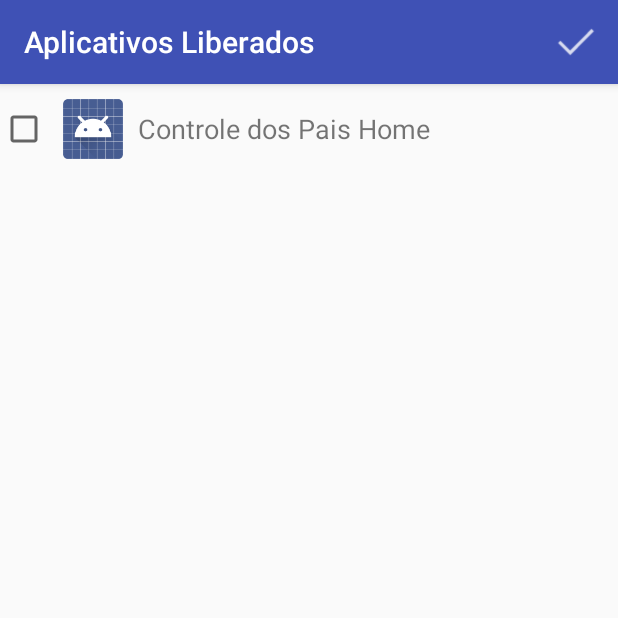
After one commit to moraisvinny/ControledosPais, an Android app: the AppsLiberadosActivity screen opened directly, with no data from a screen before it, on a phone screen of 412 x 824 dp, the top half of it. The commit adds this screen. Run offline under Robolectric (Android 15) with nearby library versions, the phone set to English and light mode, and no system bars.

Commit message:
cadastro e utilizacao dos apps liberados

```diff
--- a/app/src/main/AndroidManifest.xml
+++ b/app/src/main/AndroidManifest.xml
@@ -28,6 +28,8 @@
             android:label="Configurações" />
         <activity android:name=".ConfereSenhaActivity"
             android:label="Controle de Acesso"/>
+        <activity android:name=".AppsLiberadosActivity"
+            android:label="Aplicativos Liberados" />
     </application>
 
 </manifest>
--- /dev/null
+++ b/app/src/main/java/com/estilotech/controledospais/AppsLiberadosActivity.java
@@ -0,0 +1,139 @@
+package com.estilotech.controledospais;
+
+import android.content.Intent;
+import android.content.pm.PackageManager;
+import android.content.pm.ResolveInfo;
+import android.os.Bundle;
+import android.support.annotation.NonNull;
+import android.support.annotation.Nullable;
+import android.support.v7.app.AppCompatActivity;
+import android.view.Menu;
+import android.view.MenuItem;
+import android.view.View;
+import android.view.ViewGroup;
+import android.widget.ArrayAdapter;
+import android.widget.CheckBox;
+import android.widget.CompoundButton;
+import android.widget.ImageView;
+import android.widget.ListView;
+import android.widget.TextView;
+
+import com.estilotech.controledospais.common.AppVO;
+import com.estilotech.controledospais.dao.AppDAO;
+
+import java.util.ArrayList;
+import java.util.List;
+
+/**
+ * Created by vinic on 17/06/2017.
+ */
+
+public class AppsLiberadosActivity extends AppCompatActivity{
+
+    List<AppVO> appsInstalados = null;
+    List<String> appsBanco = null;
+    private ArrayAdapter<AppVO> adapter;
+    private AppDAO appDAO;
+
+    @Override
+    protected void onCreate(@Nullable Bundle savedInstanceState) {
+        super.onCreate(savedInstanceState);
+        setContentView(R.layout.activity_apps_liberados);
+        appDAO = new AppDAO(this);
+
+        obterAppsInstalados();
+        popularCheckLiberado();
+        carregarListView();
+
+    }
+
+    private void carregarListView() {
+        ListView listaAppsLiberados = (ListView) findViewById(R.id.lista_apps_liberados);
+        adapter = new ArrayAdapter<AppVO>(this, R.layout.lista_apps_instalados,appsInstalados) {
+
+            @NonNull
+            @Override
+            public View getView(final int position, @Nullable View convertView, @NonNull ViewGroup parent) {
+
+                if(convertView == null){
+                    convertView = getLayoutInflater().inflate(R.layout.lista_apps_instalados, null);
+                }
+
+                CheckBox checkBox = (CheckBox) convertView.findViewById(R.id.app_instalado_liberado);
+                checkBox.setChecked(appsInstalados.get(position).isSelecionado());
+                checkBox.setOnCheckedChangeListener(new CompoundButton.OnCheckedChangeListener() {
+                    @Override
+                    public void onCheckedChanged(CompoundButton buttonView, boolean isChecked) {
+                        String launcher = appsInstalados.get(position).getName().toString();
+
+                        if(isChecked) {
+                            appDAO.inserir(launcher);
+                        } else {
+                            appDAO.remover(launcher);
+                        }
+                    }
+                });
+
+                ImageView icone = (ImageView) convertView.findViewById(R.id.app_instalado_icone);
+                icone.setImageDrawable(appsInstalados.get(position).getIcon());
+
+                TextView nomeApp = (TextView) convertView.findViewById(R.id.app_instalado_nome);
+                nomeApp.setText(appsInstalados.get(position).getLabel());
+
+
+                return convertView;
+            }
+        };
+
+        listaAppsLiberados.setAdapter(adapter);
+    }
+
+    public void salvar(MenuItem menuItem) {
+        Intent intentHome = new Intent(this, HomeActivity.class);
+        startActivity(intentHome);
+    }
+
+    @Override
+    public boolean onCreateOptionsMenu(Menu menu) {
+        getMenuInflater().inflate(R.menu.menu_ok, menu);
+        return super.onCreateOptionsMenu(menu);
+    }
+
+    private void popularCheckLiberado() {
+
+        appsBanco = appDAO.obterTodosAppsLiberados();
+        boolean existe = false;
+        for(String appBanco : appsBanco) {
+
+            for(AppVO appVO : appsInstalados) {
+                existe = false;
+                if(appVO.getName().equals(appBanco)) {
+                    existe = true;
+                }
+                appVO.setSelecionado(existe);
+            }
+
+            if(!existe) { // Se não existe mais na lista de apps instalados, é pq foi desinstalado
+                appDAO.remover(appBanco);
+            }
+
+        }
+    }
+
+    private void obterAppsInstalados() {
+        PackageManager manager = getPackageManager();
+
+        Intent i = new Intent(Intent.ACTION_MAIN, null);
+        i.addCategory(Intent.CATEGORY_LAUNCHER);
+
+        List<ResolveInfo> availableActivities = manager.queryIntentActivities(i, 0);
+        appsInstalados = new ArrayList<>();
+        for(ResolveInfo ri:availableActivities){
+            AppVO app = new AppVO();
+            app.setLabel(ri.loadLabel(manager));
+            app.setName(ri.activityInfo.packageName);
+            app.setIcon(ri.activityInfo.loadIcon(manager));
+            appsInstalados.add(app);
+        }
+    }
+}
--- a/app/src/main/java/com/estilotech/controledospais/CadastroSenhaActivity.java
+++ b/app/src/main/java/com/estilotech/controledospais/CadastroSenhaActivity.java
@@ -1,5 +1,6 @@
 package com.estilotech.controledospais;
 
+import android.content.Intent;
 import android.os.Bundle;
 import android.support.annotation.Nullable;
 import android.support.v7.app.AppCompatActivity;
@@ -48,7 +49,7 @@ public class CadastroSenhaActivity extends AppCompatActivity {
         getMenuInflater().inflate(R.menu.menu_ok, menu);
         return super.onCreateOptionsMenu(menu);
     }
-    public void salvarSenha(MenuItem item) {
+    public void salvar(MenuItem item) {
         salvarSenha(new View(this));
     }
 
@@ -97,7 +98,8 @@ public class CadastroSenhaActivity extends AppCompatActivity {
             }
 
             Toast.makeText(this, "Senha salva com sucesso.", Toast.LENGTH_SHORT).show();
-            finish();
+            Intent intentConfig = new Intent(this, ConfiguracoesActivity.class);
+            startActivity(intentConfig);
         }
     }
 }
--- a/app/src/main/java/com/estilotech/controledospais/common/AppVO.java
+++ b/app/src/main/java/com/estilotech/controledospais/common/AppVO.java
@@ -8,9 +8,20 @@ import android.graphics.drawable.Drawable;
 
 public class AppVO {
 
+
+
+    private boolean selecionado;
     private CharSequence label;
     private CharSequence name;
     private Drawable icon;
+
+    public boolean isSelecionado() {
+        return selecionado;
+    }
+
+    public void setSelecionado(boolean selecionado) {
+        this.selecionado = selecionado;
+    }
 
     public CharSequence getLabel() {
         return label;
--- a/app/src/main/java/com/estilotech/controledospais/common/ControleDosPaisEnum.java
+++ b/app/src/main/java/com/estilotech/controledospais/common/ControleDosPaisEnum.java
@@ -7,7 +7,8 @@ package com.estilotech.controledospais.common;
 public enum ControleDosPaisEnum {
 
     CONFIGURACAO_ALTERAR_SENHA(0),
-    CONFIGURACAO_ESQUECI_SENHA(1);
+    CONFIGURACAO_ESQUECI_SENHA(1),
+    CONFIGURACAO_APPS_LIBERADOS(2);
 
     private final int codigo;
     ControleDosPaisEnum(int position) {
--- /dev/null
+++ b/app/src/main/java/com/estilotech/controledospais/dao/AppDAO.java
@@ -0,0 +1,75 @@
+package com.estilotech.controledospais.dao;
+
+import android.content.ContentValues;
+import android.content.Context;
+import android.database.Cursor;
+import android.database.sqlite.SQLiteCursorDriver;
+import android.database.sqlite.SQLiteDatabase;
+import android.database.sqlite.SQLiteOpenHelper;
+import android.database.sqlite.SQLiteQuery;
+import android.util.Log;
+
+import java.util.ArrayList;
+import java.util.List;
+
+/**
+ * Created by vinic on 17/06/2017.
+ */
+
+public class AppDAO extends AbstractDAO {
+
+
+    public AppDAO(Context context) {
+        super(context);
+    }
+
+    public List<String> obterTodosAppsLiberados() {
+
+        Cursor cursor = null;
+        SQLiteDatabase db = getReadableDatabase();
+        cursor = db.rawQuery("SELECT * FROM Aplicativos", null);
+        List<String> apps = new ArrayList<>();
+
+        while (cursor.moveToNext()) {
+            apps.add(cursor.getString(cursor.getColumnIndex("launcher")));
+        }
+
+        return apps;
+    }
+
+    public void remover(String launcher) {
+
+        SQLiteDatabase db = getWritableDatabase();
+        db.delete("Aplicativos", "launcher = ?", new String[]{launcher});
+    }
+
+    public void inserir(String launcher) {
+        SQLiteDatabase db = getWritableDatabase();
+        ContentValues cv  = new ContentValues();
+        cv.put("launcher", launcher);
+        db.insert("Aplicativos", null, cv);
+    }
+
+    public Boolean conferirLauncherDoApp(String launcher) {
+        Cursor cursor = null;
+        Boolean retorno = Boolean.FALSE;
+        SQLiteDatabase db = getReadableDatabase();
+
+        try {
+            cursor = db.query(
+                    false,  // distinct
+                    "Aplicativos", // tabela
+                    new String[]{"launcher"}, // coluna selecionada
+                    "launcher = ?", // where (selection)
+                    new String[]{launcher}, // parametro
+                    null,null,null,null); // group by, order by, etc...
+            if(cursor.getCount() > 0) {
+                cursor.moveToFirst();
+                retorno = Boolean.TRUE;
+            }
+            return retorno;
+        }finally {
+            cursor.close();
+        }
+    }
+}
--- /dev/null
+++ b/app/src/main/res/layout/activity_apps_liberados.xml
@@ -0,0 +1,11 @@
+<?xml version="1.0" encoding="utf-8"?>
+<LinearLayout xmlns:android="http://schemas.android.com/apk/res/android"
+    android:orientation="vertical"
+    android:layout_width="match_parent"
+    android:layout_height="match_parent">
+
+    <ListView
+        android:id="@+id/lista_apps_liberados"
+        android:layout_width="match_parent"
+        android:layout_height="wrap_content"/>
+</LinearLayout>
--- /dev/null
+++ b/app/src/main/res/layout/lista_apps_instalados.xml
@@ -0,0 +1,33 @@
+<?xml version="1.0" encoding="utf-8"?>
+<LinearLayout xmlns:android="http://schemas.android.com/apk/res/android"
+    xmlns:app="http://schemas.android.com/apk/res-auto"
+    android:layout_width="wrap_content"
+    android:layout_height="wrap_content"
+    android:orientation="horizontal"
+    android:weightSum="1">
+
+    <CheckBox
+        android:id="@+id/app_instalado_liberado"
+        android:layout_width="wrap_content"
+        android:layout_height="wrap_content"
+        android:layout_gravity="center_vertical" />
+    <ImageView
+        android:layout_margin="10dp"
+        android:id="@+id/app_instalado_icone"
+        android:layout_width="40dp"
+        android:layout_height="40dp" />
+
+    <TextView
+        android:id="@+id/app_instalado_nome"
+        android:textSize="18dp"
+        android:layout_gravity="center_vertical"
+        android:layout_width="wrap_content"
+        android:layout_height="wrap_content" />
+
+
+
+
+
+
+
+</LinearLayout>
--- a/app/src/main/res/menu/menu_ok.xml
+++ b/app/src/main/res/menu/menu_ok.xml
@@ -1,12 +1,10 @@
 <?xml version="1.0" encoding="utf-8"?>
 <menu xmlns:android="http://schemas.android.com/apk/res/android"
-    xmlns:app="http://schemas.android.com/apk/res-auto"
-    xmlns:tools="http://schemas.android.com/tools"
-    tools:context=".CadastroSenhaActivity">
+    xmlns:app="http://schemas.android.com/apk/res-auto">
     <item
         android:id="@+id/menu_botao_ok"
         android:title="Ok"
         android:icon="@drawable/ic_confirmar"
         app:showAsAction="always"
-        android:onClick="salvarSenha"/>
+        android:onClick="salvar"/>
 </menu>
```
Also changed, not shown: app/src/main/java/com/estilotech/controledospais/ConfiguracoesActivity.java (+11 -3 lines), app/src/main/java/com/estilotech/controledospais/HomeActivity.java (+25 -16 lines), app/src/main/java/com/estilotech/controledospais/dao/AbstractDAO.java (added, +48 -0 lines), app/src/main/java/com/estilotech/controledospais/dao/SenhaDAO.java (+3 -18 lines), app/src/main/res/layout/activity_apps_list.xml (deleted, +0 -13 lines), app/src/main/res/layout/icones_home.xml (renamed from app/src/main/res/layout/list_item.xml), 1 other file.
